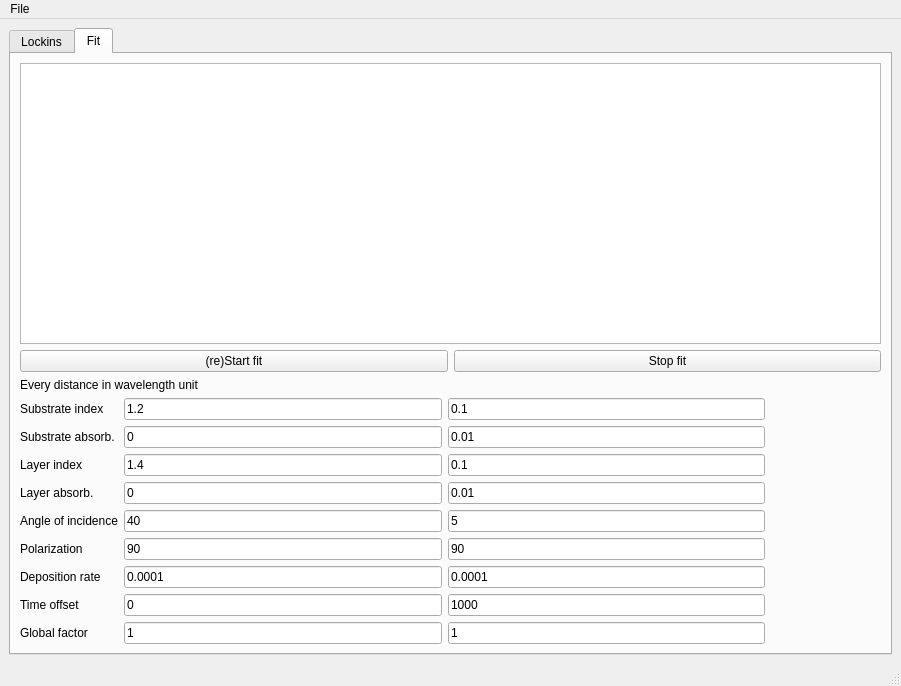
First picture: the form in mainwindow.ui, repository antigol/interfit2, before the edit.
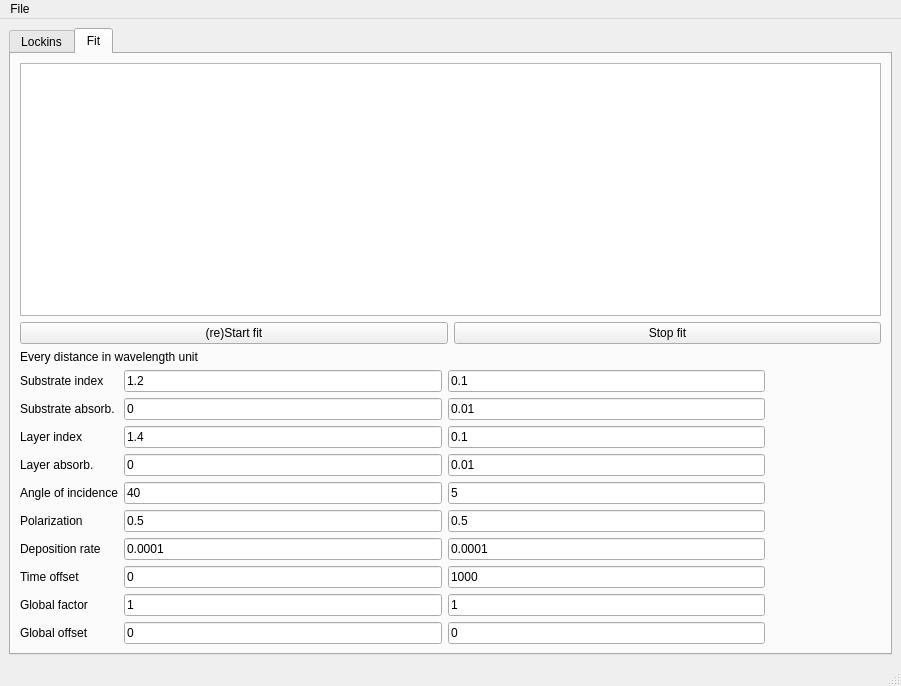
Second picture: the form after the edit. The open tabs and pages were chosen to show the change. Custom widgets are drawn as their Qt base class.

Diff of the .ui file:
```diff
--- a/mainwindow.ui
+++ b/mainwindow.ui
@@ -175,7 +175,7 @@
             <item row="5" column="2">
              <widget class="QLineEdit" name="lineEdit_std_polarization">
               <property name="text">
-               <string>90</string>
+               <string>0.5</string>
               </property>
              </widget>
             </item>
@@ -273,7 +273,7 @@
             <item row="5" column="1">
              <widget class="QLineEdit" name="lineEdit_polarization">
               <property name="text">
-               <string>90</string>
+               <string>0.5</string>
               </property>
              </widget>
             </item>
@@ -388,6 +388,34 @@
               </property>
              </widget>
             </item>
+            <item row="9" column="0">
+             <widget class="QLabel" name="label_11">
+              <property name="text">
+               <string>Global offset</string>
+              </property>
+             </widget>
+            </item>
+            <item row="9" column="1">
+             <widget class="QLineEdit" name="lineEdit_global_offset">
+              <property name="text">
+               <string>0</string>
+              </property>
+             </widget>
+            </item>
+            <item row="9" column="2">
+             <widget class="QLineEdit" name="lineEdit_std_global_offset">
+              <property name="text">
+               <string>0</string>
+              </property>
+             </widget>
+            </item>
+            <item row="9" column="3">
+             <widget class="QLabel" name="label_global_offset">
+              <property name="text">
+               <string>&lt;no value&gt;</string>
+              </property>
+             </widget>
+            </item>
            </layout>
           </item>
          </layout>
```
Left out of the diff: 8 changed lines with no effect on the pictures.
